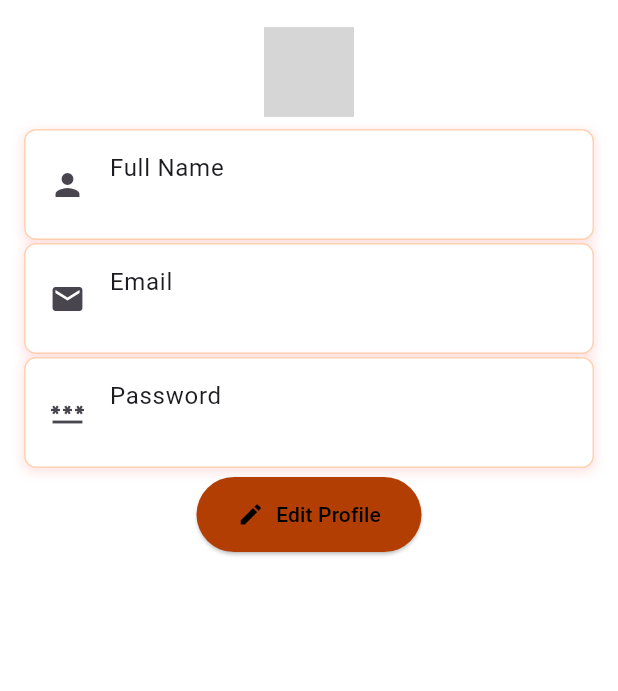
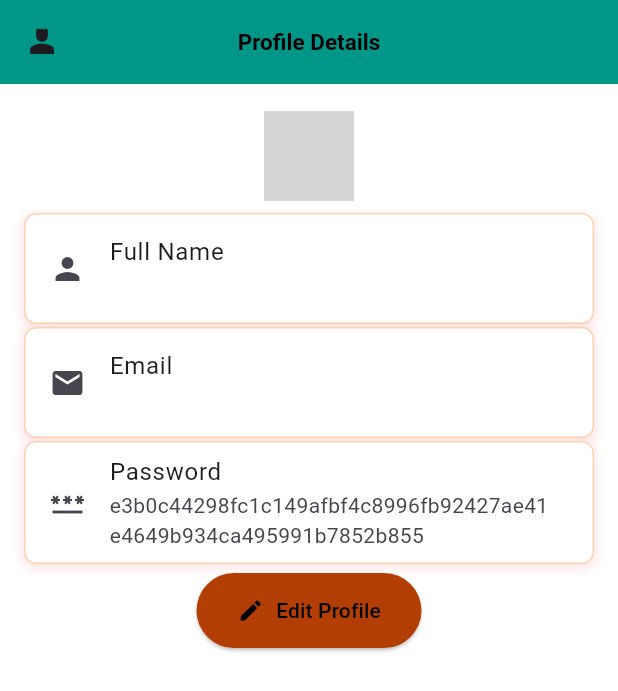
Before and after one commit to Mohammed-Ahmed-Khaled/tourist_guide_app, a Flutter app: the Profile screen opened directly, on a phone screen of 412 x 824 dp. Shown: the top 691 px of the screen. Run offline on Flutter 3.47's test engine with Material 3 defaults, Android fonts, the phone set to English and light mode, and no system bars; our stand-ins replace shared_preferences; accounts and stored records are empty; grey boxes are pictures that could not be loaded.

Commit message:
modify profile ,edit profile

```diff
--- a/lib/screens/profile.dart
+++ b/lib/screens/profile.dart
@@ -15,6 +15,7 @@ class Profile extends StatefulWidget {
 class _ProfileState extends State<Profile> {
   String fullName = "";
   String email = "";
+  String password = "";
   String hashedPassword = "";
 
   @override
@@ -29,12 +30,12 @@ class _ProfileState extends State<Profile> {
     setState(() {
       fullName = prefs.getString('fullName') ?? 'No Name'; // Get full name
       email = prefs.getString('email') ?? ''; // Get email
-      hashedPassword = prefs.getString('password') ?? ""; //get password
-      hashPassword(hashedPassword); // Hashing password
+      password = prefs.getString('password') ?? ""; //get password
+      hashedPassword = hashPassword(password); // Hashing password
     });
   }
 
-  // Function to hash the phone number (can be password)
+  // Function to hash password
   String hashPassword(String password) {
     final bytes = utf8.encode(password);
     final digest = sha256.convert(bytes);
@@ -43,7 +44,16 @@ class _ProfileState extends State<Profile> {
 
   @override
   Widget build(BuildContext context) {
-    return SingleChildScrollView(
+    return Scaffold(
+      appBar: AppBar(
+        title: Text(
+          "Profile Details",
+          style: TextStyle(fontSize: 15),
+          textAlign: TextAlign.center,
+        ),
+        leading: Icon(Icons.person_4_sharp),
+      ),
+      body: SingleChildScrollView(
         child: Container(
           width: MediaQuery.of(context).size.width,
           height: MediaQuery.of(context).size.height,
@@ -86,6 +96,7 @@ class _ProfileState extends State<Profile> {
             )
           ]),
         ),
+      ),
     );
   }
 }
```
Also changed, not shown: lib/screens/editprofile.dart (+7 -3 lines). Lines whose indentation alone changed are shown as unchanged.
